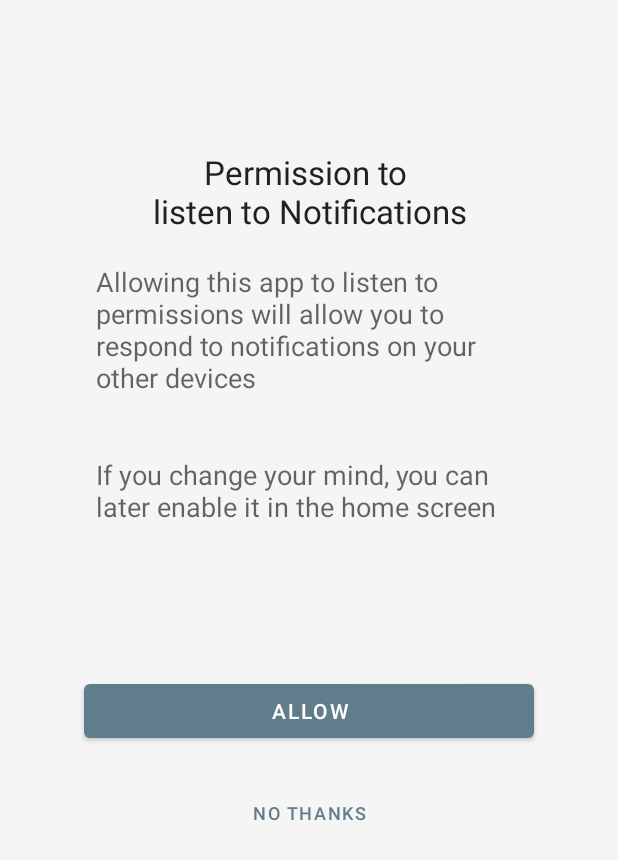
After one commit to EKarton/Android-Mac-Connector, an Android app: the AllowNotificationsActivity screen opened directly, with no data from a screen before it, on a phone screen of 412 x 824 dp. The commit adds this screen. Shown: the top 860 px of the screen. Run offline under Robolectric (Android 15) with nearby library versions, the phone set to English and light mode, and no system bars; our stand-ins replace Firebase (no records; nobody signed in at launch, a user with empty details on screens opened directly), Volley.

```diff
--- a/android-app/app/src/main/java/com/androidmacconnector/androidapp/auth/SessionStore.kt
+++ b/android-app/app/src/main/java/com/androidmacconnector/androidapp/auth/SessionStore.kt
@@ -19,7 +19,7 @@ class SessionStoreImpl(private val firebaseAuth: FirebaseAuth): SessionStore {
     override fun getAuthToken(handler: (String, Exception?) -> Unit) {
         val user = firebaseAuth.currentUser
         if (user == null) {
-            handler("", null)
+            handler("", Exception("No user signed in"))
             return
         }
 
--- /dev/null
+++ b/android-app/app/src/main/res/layout/activity_allow_notifications.xml
@@ -0,0 +1,71 @@
+<?xml version="1.0" encoding="utf-8"?>
+<androidx.constraintlayout.widget.ConstraintLayout xmlns:android="http://schemas.android.com/apk/res/android"
+    xmlns:app="http://schemas.android.com/apk/res-auto"
+    xmlns:tools="http://schemas.android.com/tools"
+    android:layout_width="match_parent"
+    android:layout_height="match_parent"
+    tools:context=".notifications.AllowNotificationsActivity">
+
+    <TextView
+        android:id="@+id/textView"
+        android:layout_width="wrap_content"
+        android:layout_height="wrap_content"
+        android:layout_marginTop="100dp"
+        android:text="Permission to \nlisten to Notifications"
+        android:textAlignment="center"
+        android:textAppearance="@style/TextAppearance.AppCompat.Large"
+        app:layout_constraintEnd_toEndOf="parent"
+        app:layout_constraintStart_toStartOf="parent"
+        app:layout_constraintTop_toTopOf="parent" />
+
+    <TextView
+        android:id="@+id/textView5"
+        android:layout_width="match_parent"
+        android:layout_height="wrap_content"
+        android:layout_marginStart="64dp"
+        android:layout_marginTop="20dp"
+        android:layout_marginEnd="64dp"
+        android:text="Allowing this app to listen to permissions will allow you to respond to notifications on your other devices"
+        android:textAppearance="@style/TextAppearance.AppCompat.Medium"
+        app:layout_constraintEnd_toEndOf="parent"
+        app:layout_constraintStart_toStartOf="parent"
+        app:layout_constraintTop_toBottomOf="@+id/textView" />
+
+    <TextView
+        android:id="@+id/textView11"
+        android:layout_width="match_parent"
+        android:layout_height="wrap_content"
+        android:layout_marginStart="64dp"
+        android:layout_marginTop="40dp"
+        android:layout_marginEnd="64dp"
+        android:text="If you change your mind, you can later enable it in the home screen"
+        android:textAppearance="@style/TextAppearance.AppCompat.Medium"
+        app:layout_constraintEnd_toEndOf="parent"
+        app:layout_constraintHorizontal_bias="1.0"
+        app:layout_constraintStart_toStartOf="parent"
+        app:layout_constraintTop_toBottomOf="@+id/textView5" />
+
+    <Button
+        android:id="@+id/button"
+        android:layout_width="300dp"
+        android:layout_height="wrap_content"
+        android:layout_marginTop="100dp"
+        android:onClick="onAllowButtonClicked"
+        android:text="Allow"
+        app:layout_constraintEnd_toEndOf="parent"
+        app:layout_constraintStart_toStartOf="parent"
+        app:layout_constraintTop_toBottomOf="@+id/textView11" />
+
+    <Button
+        android:id="@+id/button2"
+        style="@style/Widget.MaterialComponents.Button.TextButton"
+        android:layout_width="wrap_content"
+        android:layout_height="wrap_content"
+        android:layout_marginTop="20dp"
+        android:onClick="onCancelButtonClicked"
+        android:text="No thanks"
+        android:textSize="12sp"
+        app:layout_constraintEnd_toEndOf="parent"
+        app:layout_constraintStart_toStartOf="parent"
+        app:layout_constraintTop_toBottomOf="@+id/button" />
+</androidx.constraintlayout.widget.ConstraintLayout>
--- a/android-app/build.gradle
+++ b/android-app/build.gradle
@@ -9,7 +9,7 @@ buildscript {
         }
     }
     dependencies {
-        classpath "com.android.tools.build:gradle:4.1.0"
+        classpath 'com.android.tools.build:gradle:4.1.1'
         classpath "org.jetbrains.kotlin:kotlin-gradle-plugin:$kotlin_version"
         classpath 'com.google.gms:google-services:4.3.4'
 
```
Also changed, not shown: android-app/app/src/main/AndroidManifest.xml (+8 -14 lines), android-app/app/src/main/java/com/androidmacconnector/androidapp/devices/DeviceWebService.kt (+28 -0 lines), android-app/app/src/main/java/com/androidmacconnector/androidapp/devices/RegisterDeviceActivity.kt (+22 -8 lines), android-app/app/src/main/java/com/androidmacconnector/androidapp/notifications/AllowNotificationsActivity.kt (added, +125 -0 lines), 5 other files.
